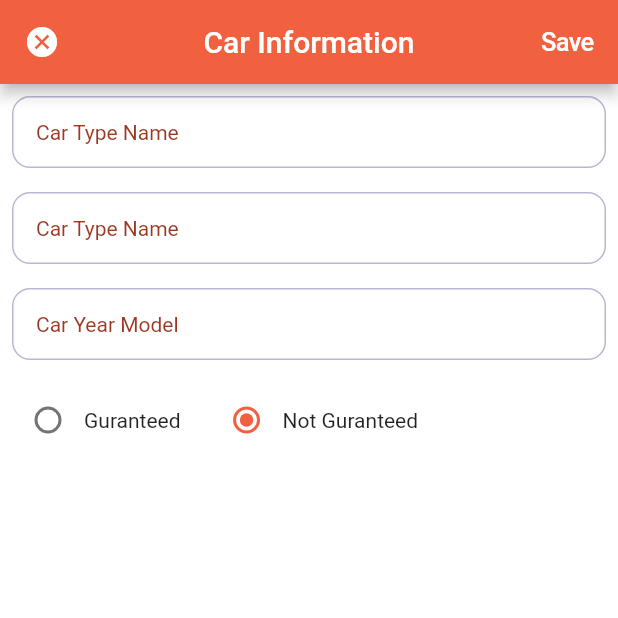
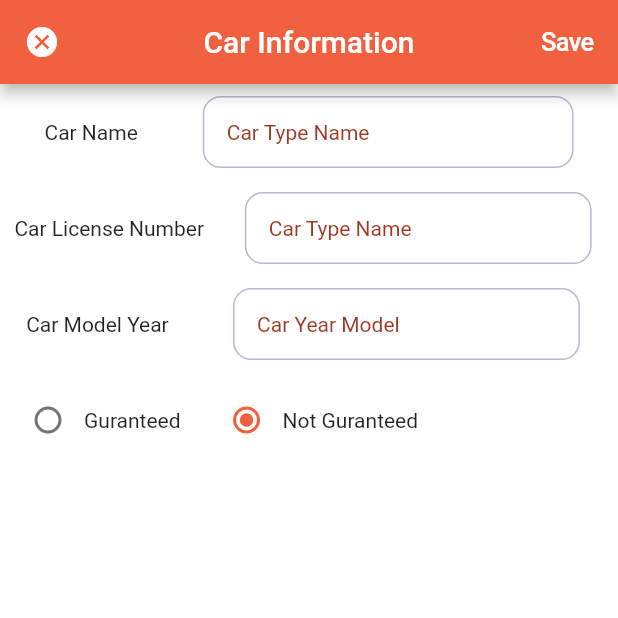
Before and after one commit to rabukhader/Emergency-Call, a Flutter app: the CarInfoPage screen opened directly, on a phone screen of 412 x 824 dp, the top half of it. Run offline on Flutter 3.47's test engine with Material 3 defaults, Android fonts, the light colour scheme and no system bars; our stand-ins replace animate_do, another_flushbar, cloud_firestore, dots_indicator, firebase_auth, firebase_core and 11 more; accounts and stored records are empty; Roboto replaces fonts that are missing (Poppins); project files that could hold a hidden picture were left out.

Commit message:
last_fixes

```diff
--- a/lib/ui/home/profile_page/car_info/car_info.dart
+++ b/lib/ui/home/profile_page/car_info/car_info.dart
@@ -73,6 +73,12 @@ class _ContainernfoPageState extends State<CarInfoPage> {
                       Column(children: [
                         Container(
                           padding: const EdgeInsets.all(8.0),
+                          child: Row(
+                            mainAxisAlignment: MainAxisAlignment.spaceAround,
+                            children: [
+                              const Text("Car Name"),
+                              SizedBox(
+                                width: MediaQuery.of(context).size.width * 0.6,
                                 child: TextFormField(
                                   onChanged: (value) {
                                     setState(() {
@@ -90,11 +96,19 @@ class _ContainernfoPageState extends State<CarInfoPage> {
                                   decoration: const InputDecoration(
                                       border: InputBorder.none,
                                       hintText: "Car Type Name",
-                                hintStyle:
-                                    TextStyle(color: kPrimaryDarkerColor)),
+                                      hintStyle: TextStyle(
+                                          color: kPrimaryDarkerColor)),
                                 ),
                               ),
+                            ],
+                          ),
+                        ),
+                        Row(
+                          mainAxisAlignment: MainAxisAlignment.spaceAround,
+                          children: [
+                            const Text("Car License Number"),
                             Container(
+                              width: MediaQuery.of(context).size.width * 0.6,
                               padding: const EdgeInsets.all(8.0),
                               child: TextFormField(
                                 onChanged: (value) {
@@ -118,7 +132,14 @@ class _ContainernfoPageState extends State<CarInfoPage> {
                                         TextStyle(color: kPrimaryDarkerColor)),
                               ),
                             ),
+                          ],
+                        ),
+                        Row(
+                          mainAxisAlignment: MainAxisAlignment.spaceAround,
+                          children: [
+                            const Text("Car Model Year"),
                             Container(
+                              width: MediaQuery.of(context).size.width * 0.6,
                               padding: const EdgeInsets.all(8.0),
                               child: TextFormField(
                                 onChanged: (value) {
@@ -144,6 +165,8 @@ class _ContainernfoPageState extends State<CarInfoPage> {
                                     hintStyle:
                                         TextStyle(color: kPrimaryDarkerColor)),
                               ),
+                            ),
+                          ],
                         ),
                         Container(
                           padding: const EdgeInsets.all(8.0),
```
Lines whose indentation alone changed are shown as unchanged.
